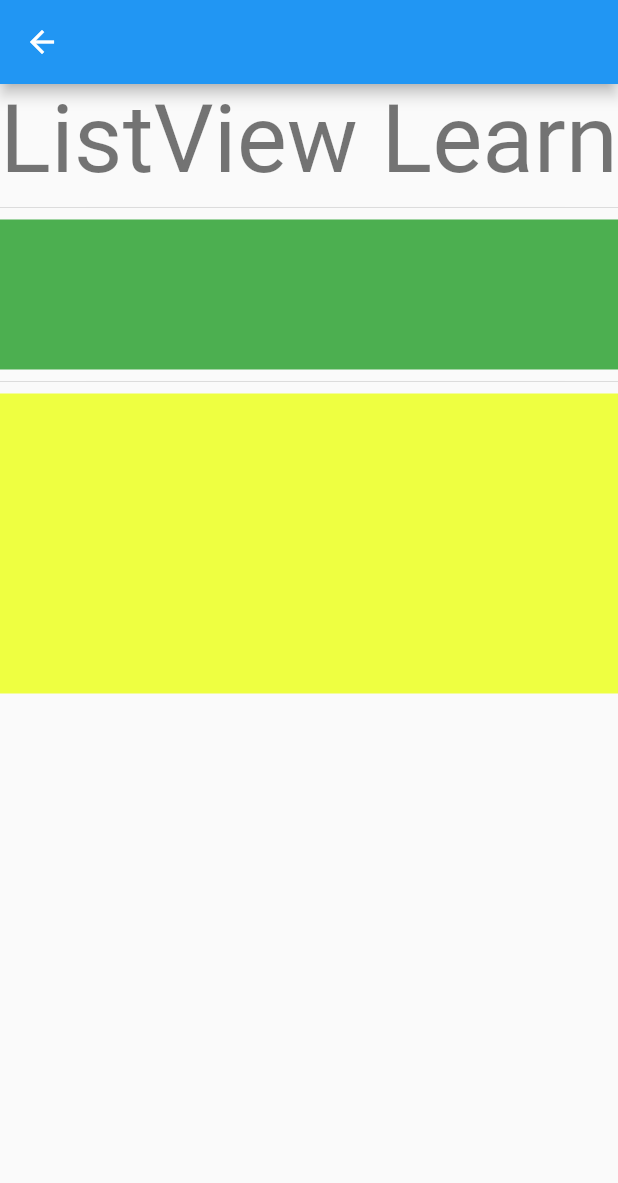
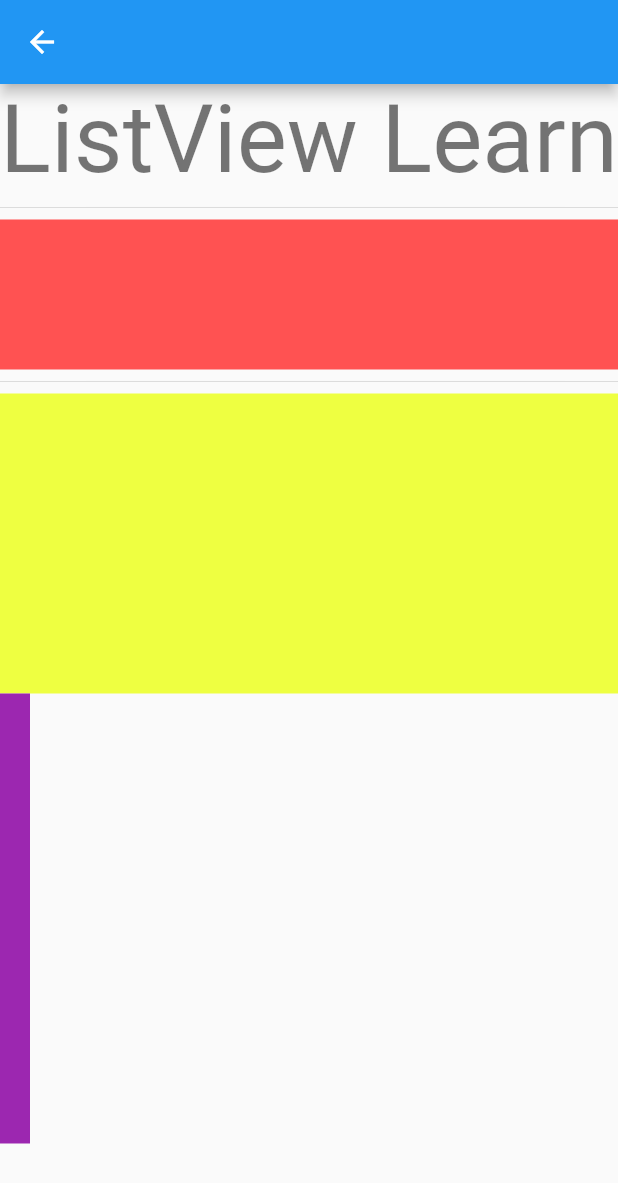
Before and after one commit to emircancavusoglu/flutterLearn, a Flutter app: the ListViewLearn screen opened directly, on a phone screen of 412 x 824 dp. Shown: the top 1183 px of the screen. Run offline on Flutter 3.47's test engine with Material 2 defaults, Android fonts, the phone set to English and light mode, and no system bars.

```diff
--- a/lib/core/list_view.dart
+++ b/lib/core/list_view.dart
@@ -23,14 +23,27 @@ class _ListViewLearnState extends State<ListViewLearn> {
           Container(
             height: 100,
             width: 50,
-            color: Colors.green,
+            color: Colors.redAccent,
           ),
           const Divider(),
           Container(
             height: 200,
             width: 50,
             color: Colors.limeAccent,
-          )
+          ),
+         SizedBox(
+           height: 300,
+           child: ListView(
+             scrollDirection: Axis.horizontal,
+             children: [
+               Container(
+                 width: 20,
+                 height: 20,
+                 color: Colors.purple,
+               )
+             ],
+           ),
+         )
         ],
       ),
 
```
